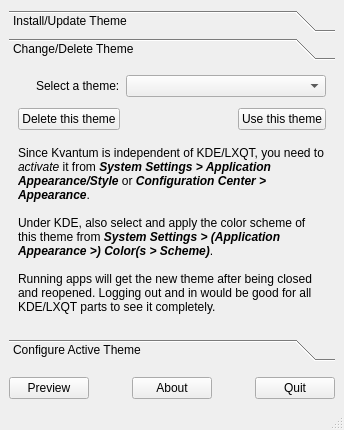
tsujan/Kvantum, file Kvantum/kvantummanager/kvantummanager.ui: the form before one commit.
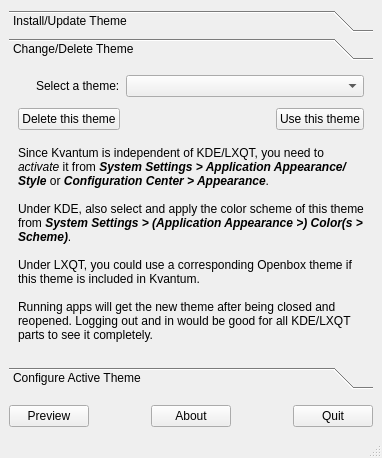
The form after the commit. The open tabs and pages were chosen to show the change. Icons and pictures are not drawn.

Commit message: Added Openbox themes and a new extra theme (KvSimplicity).

```diff
--- a/Kvantum/kvantummanager/kvantummanager.ui
+++ b/Kvantum/kvantummanager/kvantummanager.ui
@@ -157,7 +157,7 @@
         <item row="4" column="0" colspan="2">
          <widget class="QLabel" name="usageLabel">
           <property name="text">
-           <string>Since Kvantum is independent of KDE/LXQT, you need to &lt;i&gt;activate&lt;/i&gt; it from &lt;b&gt;&lt;i&gt;System Settings &gt; Application Appearance/Style&lt;/i&gt;&lt;/b&gt; or &lt;i&gt;&lt;b&gt;Configuration Center &gt; Appearance&lt;/i&gt;&lt;/b&gt;.&lt;br&gt;&lt;br&gt;Under KDE, also select and apply the color scheme of this theme from &lt;b&gt;&lt;i&gt;System Settings &gt; (Application Appearance &gt;) Color(s &gt; Scheme)&lt;/i&gt;&lt;/b&gt;.&lt;br&gt;&lt;br&gt;Running apps will get the new theme after being closed and reopened. Logging out and in would be good for all KDE/LXQT parts to see it completely.</string>
+           <string>Since Kvantum is independent of KDE/LXQT, you need to &lt;i&gt;activate&lt;/i&gt; it from &lt;b&gt;&lt;i&gt;System Settings &gt; Application Appearance/Style&lt;/i&gt;&lt;/b&gt; or &lt;i&gt;&lt;b&gt;Configuration Center &gt; Appearance&lt;/i&gt;&lt;/b&gt;.&lt;br&gt;&lt;br&gt;Under KDE, also select and apply the color scheme of this theme from &lt;b&gt;&lt;i&gt;System Settings &gt; (Application Appearance &gt;) Color(s &gt; Scheme)&lt;/i&gt;&lt;/b&gt;.&lt;br&gt;&lt;br&gt;Under LXQT, you could use a corresponding Openbox theme if this theme is included in Kvantum.&lt;br&gt;&lt;br&gt;Running apps will get the new theme after being closed and reopened. Logging out and in would be good for all KDE/LXQT parts to see it completely.</string>
           </property>
           <property name="textFormat">
            <enum>Qt::RichText</enum>
```
The commit also changes 152 other files.
